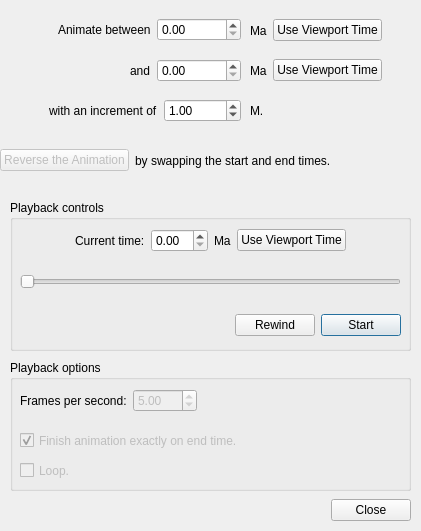
The window that src/gui-qt/AnimateDialogUi.ui (GPlates/GPlates) describes before a commit, drawn with Qt 5.
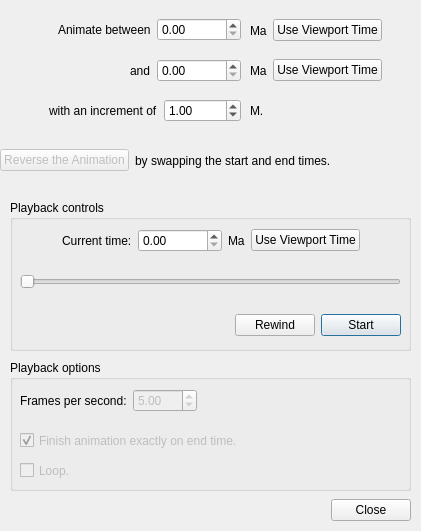
The same window after the commit.

Commit message:
Increased the maximum value of the "current time" spinbox widget in the AnimateDialog.
It was 99.99 (the default maximum), now it's 1000000.00.

What changed in the file:
```diff
--- a/src/gui-qt/AnimateDialogUi.ui
+++ b/src/gui-qt/AnimateDialogUi.ui
@@ -390,7 +390,11 @@
       </widget>
      </item>
      <item>
-      <widget class="QDoubleSpinBox" name="widget_current_time" />
+      <widget class="QDoubleSpinBox" name="widget_current_time" >
+       <property name="maximum" >
+        <double>1e+06</double>
+       </property>
+      </widget>
      </item>
      <item>
       <widget class="QLabel" name="label_current_time_units" >
```
